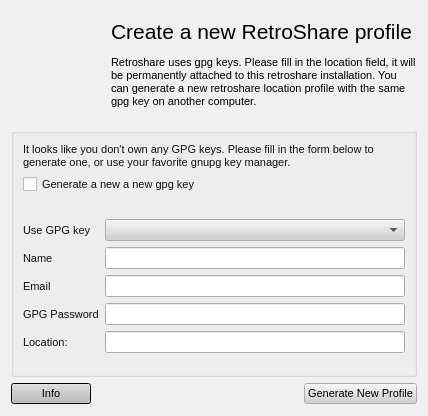
First picture: the form in retroshare-gui/src/gui/GenCertDialog.ui, repository RetroShare/RetroShare, before the edit.
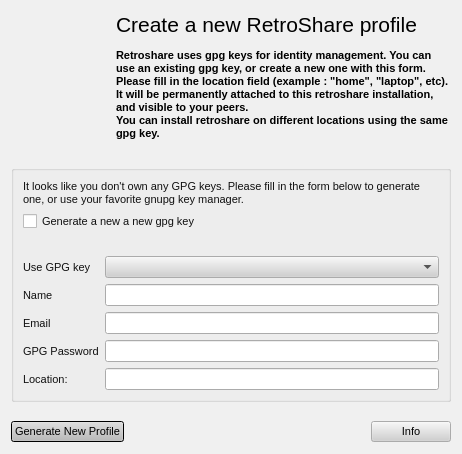
Second picture: the form after the edit. Icons and pictures are not drawn.

Commit message: redesign cert generation

Patch:
```diff
--- a/retroshare-gui/src/gui/GenCertDialog.ui
+++ b/retroshare-gui/src/gui/GenCertDialog.ui
@@ -6,8 +6,8 @@
    <rect>
     <x>0</x>
     <y>0</y>
-    <width>428</width>
-    <height>416</height>
+    <width>462</width>
+    <height>454</height>
    </rect>
   </property>
   <property name="sizePolicy">
@@ -512,14 +512,17 @@
    <iconset resource="images.qrc">
     <normaloff>:/images/rstray3.png</normaloff>:/images/rstray3.png</iconset>
   </property>
-  <layout class="QGridLayout" name="gridLayout">
+  <layout class="QVBoxLayout" name="verticalLayout">
    <property name="topMargin">
     <number>6</number>
    </property>
-   <item row="0" column="0" colspan="3">
+   <item>
     <widget class="QLabel" name="loginLabel">
+     <property name="enabled">
+      <bool>true</bool>
+     </property>
      <property name="sizePolicy">
-      <sizepolicy hsizetype="Preferred" vsizetype="Fixed">
+      <sizepolicy hsizetype="Preferred" vsizetype="Preferred">
        <horstretch>0</horstretch>
        <verstretch>0</verstretch>
       </sizepolicy>
@@ -527,13 +530,13 @@
      <property name="minimumSize">
       <size>
        <width>0</width>
-       <height>116</height>
+       <height>140</height>
       </size>
      </property>
      <property name="maximumSize">
       <size>
        <width>16777215</width>
-       <height>116</height>
+       <height>140</height>
       </size>
      </property>
      <property name="palette">
@@ -1010,7 +1013,9 @@
 &lt;html&gt;&lt;head&gt;&lt;meta name=&quot;qrichtext&quot; content=&quot;1&quot; /&gt;&lt;style type=&quot;text/css&quot;&gt;
 p, li { white-space: pre-wrap; }
 &lt;/style&gt;&lt;/head&gt;&lt;body style=&quot; font-family:'Arial'; font-size:8pt; font-weight:400; font-style:normal;&quot;&gt;
-&lt;p style=&quot; margin-top:0px; margin-bottom:0px; margin-left:0px; margin-right:0px; -qt-block-indent:0; text-indent:0px;&quot;&gt;&lt;span style=&quot; font-size:16pt;&quot;&gt;Create a new RetroShare profile&lt;/span&gt;&lt;br /&gt;&lt;br /&gt;Retroshare uses gpg keys. Please fill in the location field, it will be permanently attached to this retroshare installation. You can generate a new retroshare location profile with the same gpg key on another computer.&lt;/p&gt;&lt;/body&gt;&lt;/html&gt;</string>
+&lt;p style=&quot; margin-top:0px; margin-bottom:0px; margin-left:0px; margin-right:0px; -qt-block-indent:0; text-indent:0px;&quot;&gt;&lt;span style=&quot; font-size:16pt; color:#000000;&quot;&gt;Create a new RetroShare profile&lt;/span&gt;&lt;br /&gt;&lt;br /&gt;&lt;span style=&quot; font-weight:600;&quot;&gt;Retroshare uses gpg keys for identity management. You can use an existing gpg key, or create a new one with this form.&lt;/span&gt;&lt;/p&gt;
+&lt;p style=&quot; margin-top:0px; margin-bottom:0px; margin-left:0px; margin-right:0px; -qt-block-indent:0; text-indent:0px;&quot;&gt;&lt;span style=&quot; font-weight:600;&quot;&gt;Please fill in the location field (example : &quot;home&quot;, &quot;laptop&quot;, etc). It will be permanently attached to this retroshare installation, and visible to your peers.&lt;/span&gt;&lt;/p&gt;
+&lt;p style=&quot; margin-top:0px; margin-bottom:0px; margin-left:0px; margin-right:0px; -qt-block-indent:0; text-indent:0px;&quot;&gt;&lt;span style=&quot; font-weight:600;&quot;&gt;You can install retroshare on different locations using the same gpg key.&lt;/span&gt;&lt;/p&gt;&lt;/body&gt;&lt;/html&gt;</string>
      </property>
      <property name="alignment">
       <set>Qt::AlignLeading|Qt::AlignLeft|Qt::AlignVCenter</set>
@@ -1019,11 +1024,24 @@
       <bool>true</bool>
      </property>
      <property name="indent">
-      <number>100</number>
+      <number>105</number>
      </property>
     </widget>
    </item>
-   <item row="1" column="0" colspan="3">
+   <item>
+    <spacer name="verticalSpacer_2">
+     <property name="orientation">
+      <enum>Qt::Vertical</enum>
+     </property>
+     <property name="sizeHint" stdset="0">
+      <size>
+       <width>20</width>
+       <height>20</height>
+      </size>
+     </property>
+    </spacer>
+   </item>
+   <item>
     <widget class="QGroupBox" name="groupBox">
      <property name="title">
       <string/>
@@ -1117,7 +1135,10 @@
         </property>
        </widget>
       </item>
-      <item row="5" column="0">
+     </layout>
+    </widget>
+   </item>
+   <item>
        <spacer name="verticalSpacer">
         <property name="orientation">
          <enum>Qt::Vertical</enum>
@@ -1125,22 +1146,21 @@
         <property name="sizeHint" stdset="0">
          <size>
           <width>20</width>
-          <height>40</height>
+       <height>20</height>
          </size>
         </property>
        </spacer>
       </item>
-     </layout>
-    </widget>
-   </item>
-   <item row="2" column="0">
-    <widget class="QPushButton" name="infopushButton">
+   <item>
+    <layout class="QHBoxLayout" name="horizontalLayout">
+     <item>
+      <widget class="QPushButton" name="genButton">
      <property name="text">
-      <string>Info</string>
+        <string>Generate New Profile</string>
      </property>
     </widget>
    </item>
-   <item row="2" column="1">
+     <item>
     <spacer>
      <property name="orientation">
       <enum>Qt::Horizontal</enum>
@@ -1153,12 +1173,14 @@
      </property>
     </spacer>
    </item>
-   <item row="2" column="2">
-    <widget class="QPushButton" name="genButton">
+     <item>
+      <widget class="QPushButton" name="infopushButton">
      <property name="text">
-      <string>Generate New Profile</string>
-     </property>
-    </widget>
+        <string>Info</string>
+       </property>
+      </widget>
+     </item>
+    </layout>
    </item>
   </layout>
  </widget>
```
Left out of the diff: 2 changed lines with no effect on the pictures. Lines whose indentation alone changed are shown as unchanged. The commit also changes 2 other files.
